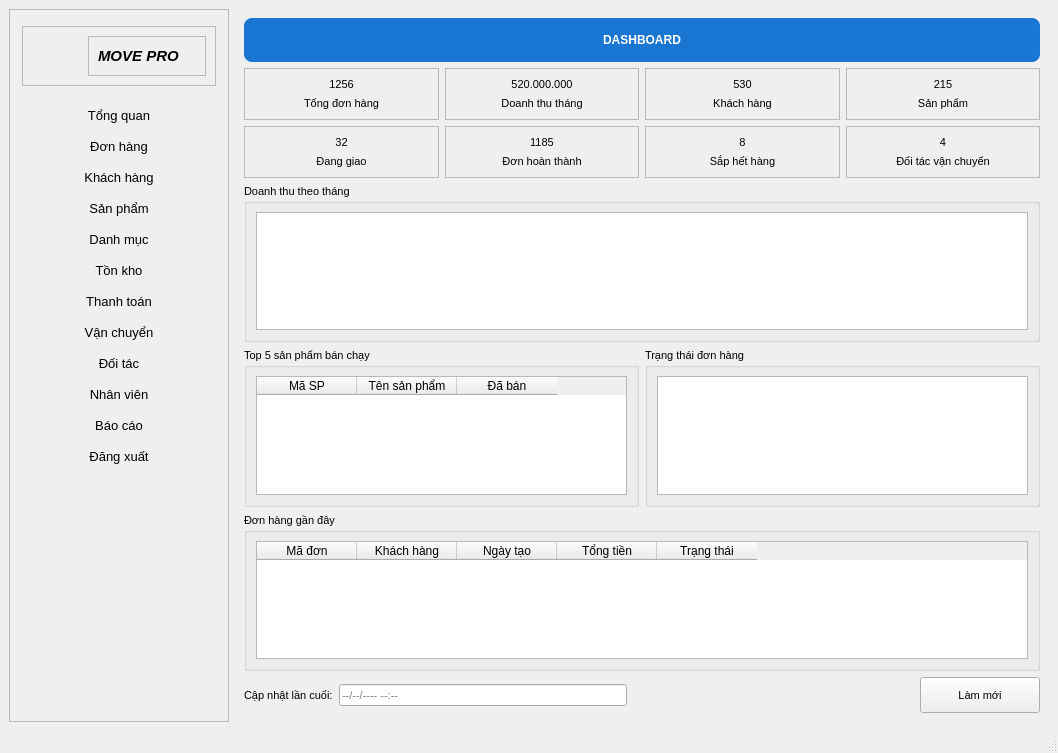
The window that ui/main_window.ui (thinh-doan/sales-and-warehouse-management-system) describes before a commit, drawn with Qt 5.
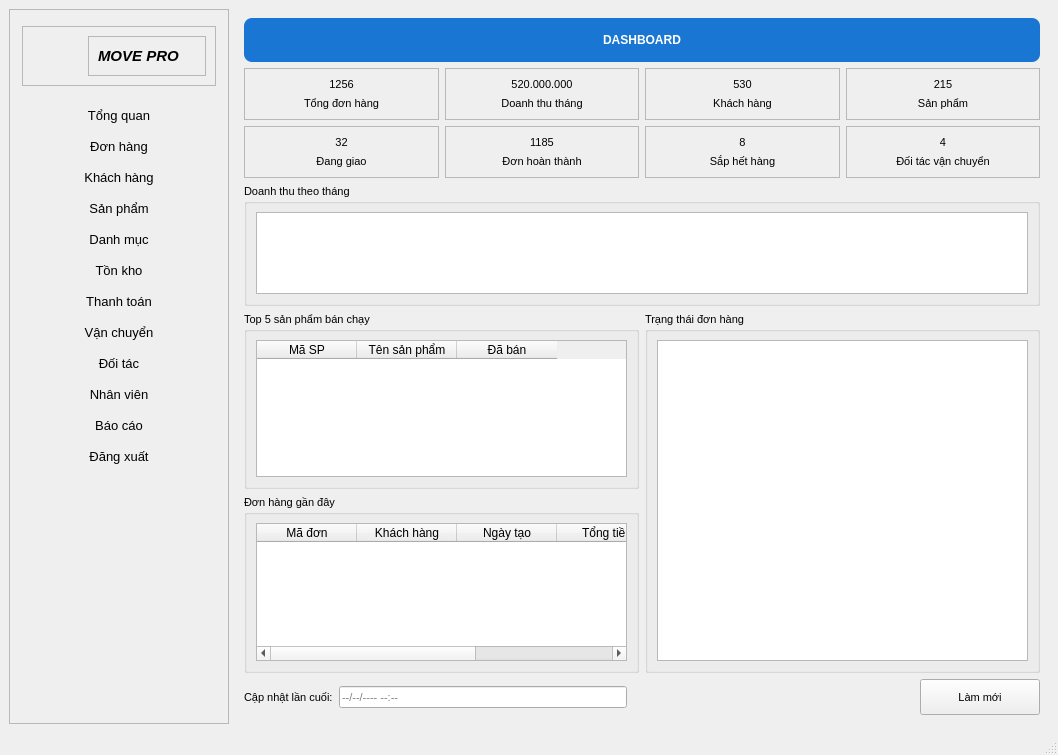
The same window after the commit. The open tabs and pages were chosen to show the change. Icons and pictures are not drawn. Custom widgets are drawn as their Qt base class.

```diff
--- a/ui/main_window.ui
+++ b/ui/main_window.ui
@@ -7,7 +7,7 @@
     <x>0</x>
     <y>0</y>
     <width>1058</width>
-    <height>753</height>
+    <height>755</height>
    </rect>
   </property>
   <property name="font">
@@ -341,7 +341,7 @@
        <number>10</number>
       </property>
       <widget class="QWidget" name="pageTongQuan">
-       <layout class="QVBoxLayout" name="verticalLayout_11">
+       <layout class="QVBoxLayout" name="verticalLayout_12">
         <item>
          <widget class="QLabel" name="lblTitle_11">
           <property name="styleSheet">
@@ -607,15 +607,17 @@
           <property name="title">
            <string>Doanh thu theo tháng</string>
           </property>
-          <layout class="QVBoxLayout" name="_16">
-           <item>
+          <layout class="QGridLayout" name="gridLayout_4">
+           <item row="0" column="0">
             <widget class="QChartView" name="chartDoanhThu"/>
            </item>
           </layout>
          </widget>
         </item>
         <item>
-         <layout class="QHBoxLayout" name="horizontalLayoutStatistic">
+         <layout class="QHBoxLayout" name="horizontalLayout_10">
+          <item>
+           <layout class="QVBoxLayout" name="verticalLayout_11">
           <item>
            <widget class="QGroupBox" name="grpTopProduct">
             <property name="title">
@@ -657,20 +659,6 @@
            </widget>
           </item>
           <item>
-           <widget class="QGroupBox" name="grpOrderStatus">
-            <property name="title">
-             <string>Trạng thái đơn hàng</string>
-            </property>
-            <layout class="QVBoxLayout" name="verticalLayoutStatus">
-             <item>
-              <widget class="QChartView" name="chartTrangThaiGiaoHang"/>
-             </item>
-            </layout>
-           </widget>
-          </item>
-         </layout>
-        </item>
-        <item>
          <widget class="QGroupBox" name="grpRecentOrder">
           <property name="title">
            <string>Đơn hàng gần đây</string>
@@ -719,6 +707,22 @@
            </item>
           </layout>
          </widget>
+            </item>
+           </layout>
+          </item>
+          <item>
+           <widget class="QGroupBox" name="grpOrderStatus">
+            <property name="title">
+             <string>Trạng thái đơn hàng</string>
+            </property>
+            <layout class="QVBoxLayout" name="verticalLayoutStatus">
+             <item>
+              <widget class="QChartView" name="chartTrangThaiGiaoHang"/>
+             </item>
+            </layout>
+           </widget>
+          </item>
+         </layout>
         </item>
         <item>
          <layout class="QHBoxLayout" name="horizontalLayoutFooter">
```
Left out of the diff: 2 changed lines with no effect on the pictures. Lines whose indentation alone changed are shown as unchanged.
